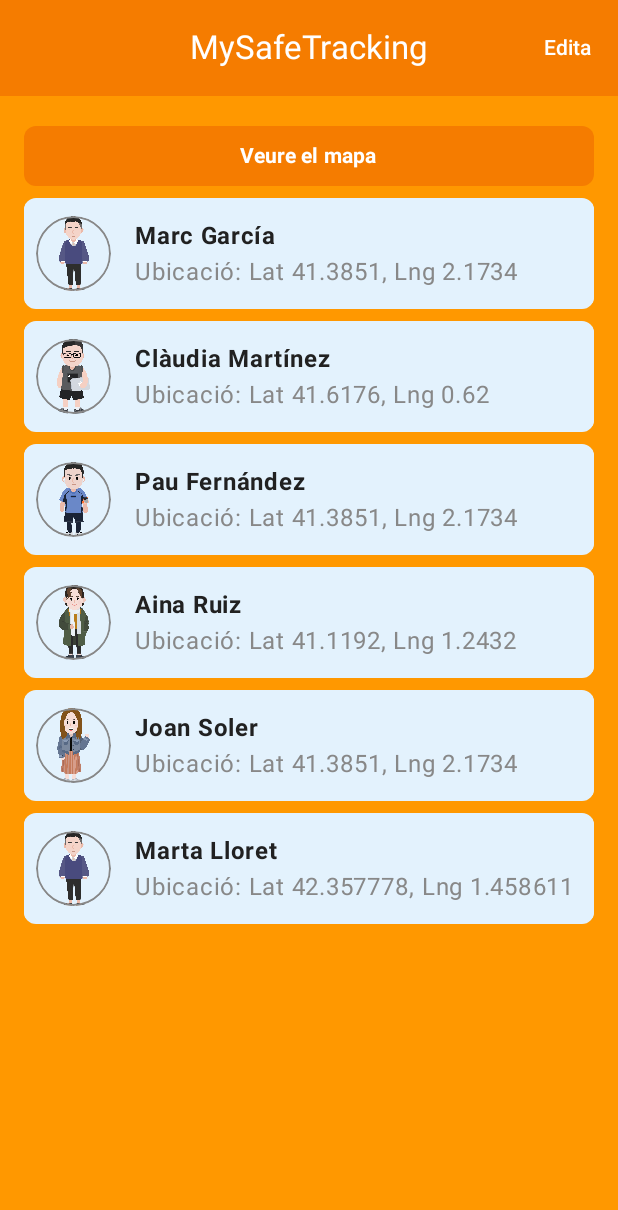
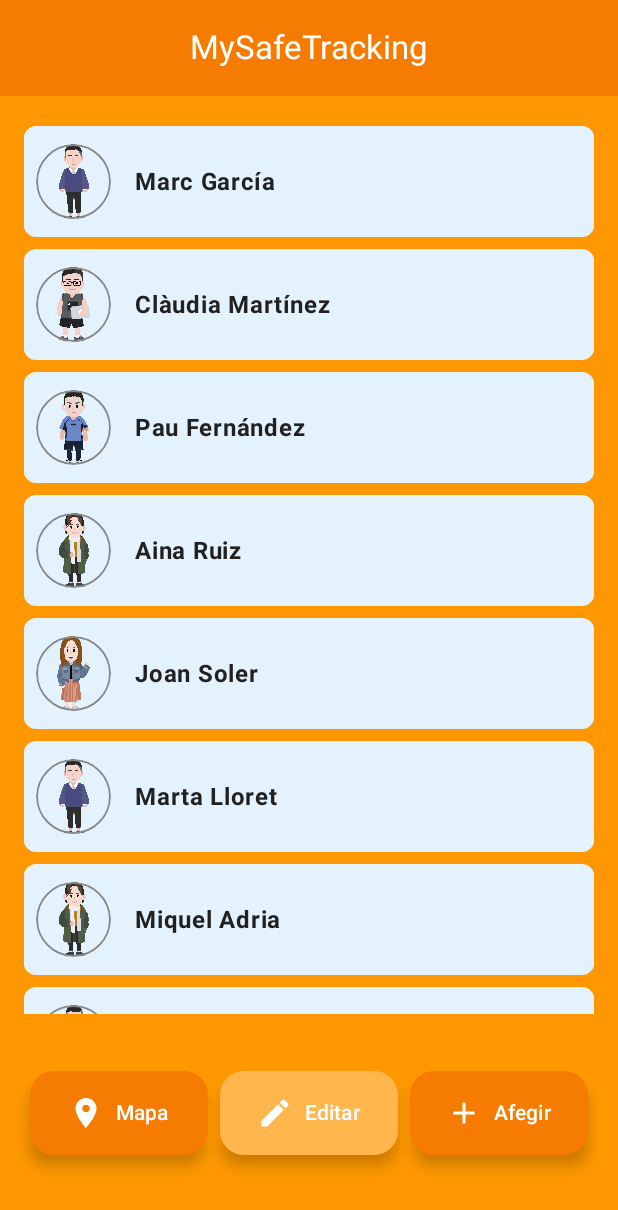
Before and after one commit to lostboy11x/MySafeTracking, an Android app built with Jetpack Compose: the MenuScreenTutor screen opened through its navigation route, on a phone screen of 412 x 824 dp. Shown: the top 1210 px of the screen. Run offline under Robolectric (Android 15) with nearby library versions, the phone set to English and light mode, and no system bars.

Commit message:
FrontEnd modificat, botons, mapa, etc.

```diff
--- a/app/src/main/java/com/example/mysafetracking/screens/MenuScreenTutor.kt
+++ b/app/src/main/java/com/example/mysafetracking/screens/MenuScreenTutor.kt
@@ -11,6 +11,10 @@ import androidx.compose.foundation.lazy.items
 import androidx.compose.foundation.shape.CircleShape
 import androidx.compose.foundation.shape.RoundedCornerShape
 import androidx.compose.material.icons.Icons
+import androidx.compose.material.icons.filled.Add
+import androidx.compose.material.icons.filled.Check
+import androidx.compose.material.icons.filled.Edit
+import androidx.compose.material.icons.filled.Place
 import androidx.compose.material.icons.filled.RemoveCircle
 import androidx.compose.material3.*
 import androidx.compose.runtime.*
@@ -48,13 +52,64 @@ fun MenuScreenTutor(navController: NavHostController) {
                 title = {
                     Text(text = stringResource(R.string.app_name), color = Color.White)
                 },
-                actions = {
-                    TextButton(onClick = { isEditing = !isEditing }) {
-                        Text(if (isEditing) "Fet" else "Edita", color = Color.White)
-                    }
-                },
                 colors = TopAppBarDefaults.mediumTopAppBarColors(containerColor = MaterialTheme.colorScheme.primary),
             )
+            /*
+            .padding(bottom = 48.dp)
+                    .padding(top = 18.dp)
+             */
+        },
+        bottomBar = {
+            Row(
+                modifier = Modifier
+                    .fillMaxWidth()
+                    .padding(horizontal = 16.dp)
+                    .padding(bottom = 54.dp)
+                    .padding(top = 22.dp),
+                horizontalArrangement = Arrangement.SpaceBetween
+            ) {
+                ExtendedFloatingActionButton(
+                    onClick = { navController.navigate("mapScreen") },
+                    containerColor = MaterialTheme.colorScheme.primary,
+                    contentColor = Color.White,
+                    modifier = Modifier
+                        .weight(1f)
+                        .padding(horizontal = 4.dp)
+                ) {
+                    Icon(imageVector = Icons.Default.Place, contentDescription = "Veure el mapa")
+                    Spacer(modifier = Modifier.width(8.dp))
+                    Text("Mapa")
+                }
+
+                ExtendedFloatingActionButton(
+                    onClick = { isEditing = !isEditing },
+                    containerColor = MaterialTheme.colorScheme.secondary,
+                    contentColor = Color.White,
+                    modifier = Modifier
+                        .weight(1f)
+                        .padding(horizontal = 4.dp)
+                ) {
+                    Icon(
+                        imageVector = if (isEditing) Icons.Default.Check else Icons.Default.Edit,
+                        contentDescription = "Editar"
+                    )
+                    Spacer(modifier = Modifier.width(8.dp))
+                    Text(if (isEditing) "Fet" else "Editar")
+                }
+
+                ExtendedFloatingActionButton(
+                    onClick = { navController.navigate("addChildScreen") },
+                    containerColor = MaterialTheme.colorScheme.primary,
+                    contentColor = Color.White,
+                    modifier = Modifier
+                        .weight(1f)
+                        .padding(horizontal = 4.dp)
+                ) {
+                    Icon(imageVector = Icons.Default.Add, contentDescription = "Afegir Fill/a")
+                    Spacer(modifier = Modifier.width(8.dp))
+                    Text("Afegir")
+                }
+            }
         }
     ) { paddingValues ->
         Column(
@@ -64,15 +119,6 @@ fun MenuScreenTutor(navController: NavHostController) {
                 .padding(16.dp),
             horizontalAlignment = Alignment.CenterHorizontally
         ) {
-            // Botó per veure el mapa
-            Button(
-                onClick = { navController.navigate("mapScreen") { popUpTo("menuTutor") } },
-                modifier = Modifier.fillMaxWidth(),
-                shape = RoundedCornerShape(8.dp)
-            ) {
-                Text("Veure el mapa", fontWeight = FontWeight.Bold)
-            }
-
             // Llista de nens amb mode d'edició
             LazyColumn(modifier = Modifier.fillMaxSize()) {
                 items(children, key = { it.id }) { child ->
@@ -152,12 +198,6 @@ fun ChildItemEditable(
                     text = "${child.name} ${child.surname}",
                     fontWeight = FontWeight.Bold
                 )
-                child.currentLocation?.let {
-                    Text(
-                        text = "Ubicació: Lat ${it.latitude}, Lng ${it.longitude}",
-                        color = Color.Gray
-                    )
-                } ?: Text(text = "Ubicació no disponible", color = Color.Gray)
             }
         }
     }
@@ -207,7 +247,8 @@ fun EditChildDialog(child: Child, onDismiss: () -> Unit, onSave: (Child) -> Unit
         },
         confirmButton = {
             Button(onClick = {
-                onSave(child.copy(
+                onSave(
+                    child.copy(
                         name = name,
                         surname = surname,
                         email = child.email, // Mantenim el mateix email
@@ -215,7 +256,8 @@ fun EditChildDialog(child: Child, onDismiss: () -> Unit, onSave: (Child) -> Unit
                         guardianId = child.guardianId,
                         currentLocation = child.currentLocation, // Deixem la mateixa ubicació
                         childCode = childCode
-                ))
+                    )
+                )
             }) {
                 Text("Desar")
             }
```
Also changed, not shown: app/src/main/java/com/example/mysafetracking/data/UsersData.kt (+27 -0 lines), app/src/main/java/com/example/mysafetracking/screens/ChildInformationScreen.kt (+3 -4 lines), app/src/main/java/com/example/mysafetracking/screens/MapScreen.kt (+3 -6 lines). Lines whose indentation alone changed are shown as unchanged.
